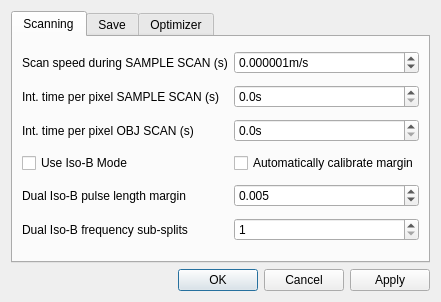
Qt form gui/qafm/ui_qafm_settings.ui (sriharijayaram5/qudi) before a commit.
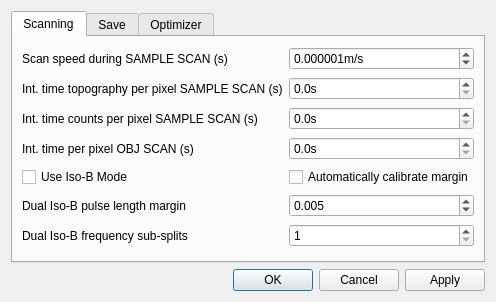
The same form after that commit. Custom widgets are drawn as their Qt base class.

Commit message: Adding of Ratation option for QAFM scans. Adding of arb. pulsed measurement. Clean up and quality of life changes

What changed in the file:
```diff
--- a/gui/qafm/ui_qafm_settings.ui
+++ b/gui/qafm/ui_qafm_settings.ui
@@ -6,7 +6,7 @@
    <rect>
     <x>0</x>
     <y>0</y>
-    <width>437</width>
+    <width>445</width>
     <height>302</height>
    </rect>
   </property>
@@ -33,7 +33,27 @@
        <string>Scanning</string>
       </attribute>
       <layout class="QGridLayout" name="gridLayout_2">
-       <item row="3" column="0">
+       <item row="4" column="1">
+        <widget class="QCheckBox" name="iso_b_autocalibrate_CheckBox">
+         <property name="toolTip">
+          <string>&lt;html&gt;&lt;head/&gt;&lt;body&gt;&lt;p&gt;Use autocalibrate option to directly obtain the pixel clock margin.&lt;br/&gt;Using this option, the pixel clock margin will be determined from the quench scan results. To utilize this option, perform a quench scan with the same integration time settings as the proposed dual iso-B scan.&lt;/p&gt;&lt;/body&gt;&lt;/html&gt;</string>
+         </property>
+         <property name="layoutDirection">
+          <enum>Qt::LeftToRight</enum>
+         </property>
+         <property name="text">
+          <string>Automatically calibrate margin</string>
+         </property>
+        </widget>
+       </item>
+       <item row="5" column="0">
+        <widget class="QLabel" name="n_iso_b_pulse_margin_Label">
+         <property name="text">
+          <string>Dual Iso-B pulse length margin</string>
+         </property>
+        </widget>
+       </item>
+       <item row="4" column="0">
         <widget class="QCheckBox" name="iso_b_operation_CheckBox">
          <property name="toolTip">
           <string>&lt;html&gt;&lt;head/&gt;&lt;body&gt;&lt;p&gt;Enable 'Iso-B' mode, which will extend the QAFM scan.&lt;br/&gt;In this mode you will be able to set in the main window a MW frequency and the MW gain value to apply an MW signal during the QAFM scan. Ideally, you should have measured an ESR spectrum before, to obtain the proper parameters for MW frequency and MW gain. A suggested selection for the MW frequency is at the FWHM (full-width half-maximum) points of one of the ESR resonance peaks from the nitrogen vacancy (i.e. where the slope is maximal).&lt;/p&gt;&lt;/body&gt;&lt;/html&gt;</string>
@@ -46,14 +66,7 @@
          </property>
         </widget>
        </item>
-       <item row="4" column="0">
-        <widget class="QLabel" name="n_iso_b_pulse_margin_Label">
-         <property name="text">
-          <string>Dual Iso-B pulse length margin</string>
-         </property>
-        </widget>
-       </item>
-       <item row="2" column="1">
+       <item row="3" column="1">
         <widget class="ScienDSpinBox" name="int_time_obj_scan_DoubleSpinBox">
          <property name="toolTip">
           <string>&lt;html&gt;&lt;head/&gt;&lt;body&gt;&lt;p&gt;The integration time per pixel for an objective scan. Be aware to choose this number wisely, as it determines your scan speed.&lt;/p&gt;&lt;/body&gt;&lt;/html&gt;</string>
@@ -97,39 +110,7 @@
          </property>
         </widget>
        </item>
-       <item row="3" column="1">
-        <widget class="QCheckBox" name="iso_b_autocalibrate_CheckBox">
-         <property name="toolTip">
-          <string>&lt;html&gt;&lt;head/&gt;&lt;body&gt;&lt;p&gt;Use autocalibrate option to directly obtain the pixel clock margin.&lt;br/&gt;Using this option, the pixel clock margin will be determined from the quench scan results. To utilize this option, perform a quench scan with the same integration time settings as the proposed dual iso-B scan.&lt;/p&gt;&lt;/body&gt;&lt;/html&gt;</string>
-         </property>
-         <property name="layoutDirection">
-          <enum>Qt::LeftToRight</enum>
-         </property>
-         <property name="text">
-          <string>Automatically calibrate margin</string>
-         </property>
-        </widget>
-       </item>
-       <item row="4" column="1">
-        <widget class="QDoubleSpinBox" name="n_iso_b_pulse_margin_DoubleSpinBox">
-         <property name="toolTip">
-          <string>&lt;html&gt;&lt;head/&gt;&lt;body&gt;&lt;p&gt;The fraction of the pixel scan integration time to remain as dead time before the next pixel clock pulse.  This only applies to n-iso-B measurement types&lt;/p&gt;&lt;/body&gt;&lt;/html&gt;</string>
-         </property>
-         <property name="decimals">
-          <number>3</number>
-         </property>
-         <property name="maximum">
-          <double>1.000000000000000</double>
-         </property>
-         <property name="singleStep">
-          <double>0.001000000000000</double>
-         </property>
-         <property name="value">
-          <double>0.005000000000000</double>
-         </property>
-        </widget>
-       </item>
-       <item row="5" column="0">
+       <item row="6" column="0">
         <widget class="QLabel" name="n_iso_b_n_freq_splits_Label">
          <property name="text">
           <string>Dual Iso-B frequency sub-splits</string>
@@ -139,7 +120,7 @@
        <item row="1" column="0">
         <widget class="QLabel" name="label_11">
          <property name="text">
-          <string>Int. time per pixel SAMPLE SCAN (s)</string>
+          <string>Int. time topography per pixel SAMPLE SCAN (s)</string>
          </property>
         </widget>
        </item>
@@ -165,7 +146,7 @@
          </property>
         </widget>
        </item>
-       <item row="2" column="0">
+       <item row="3" column="0">
         <widget class="QLabel" name="label_10">
          <property name="text">
           <string>Int. time per pixel OBJ SCAN (s)</string>
@@ -173,6 +154,32 @@
         </widget>
        </item>
        <item row="5" column="1">
+        <widget class="QDoubleSpinBox" name="n_iso_b_pulse_margin_DoubleSpinBox">
+         <property name="toolTip">
+          <string>&lt;html&gt;&lt;head/&gt;&lt;body&gt;&lt;p&gt;The fraction of the pixel scan integration time to remain as dead time before the next pixel clock pulse.  This only applies to n-iso-B measurement types&lt;/p&gt;&lt;/body&gt;&lt;/html&gt;</string>
+         </property>
+         <property name="decimals">
+          <number>3</number>
+         </property>
+         <property name="maximum">
+          <double>1.000000000000000</double>
+         </property>
+         <property name="singleStep">
+          <double>0.001000000000000</double>
+         </property>
+         <property name="value">
+          <double>0.005000000000000</double>
+         </property>
+        </widget>
+       </item>
+       <item row="0" column="0">
+        <widget class="QLabel" name="label_2">
+         <property name="text">
+          <string>Scan speed during SAMPLE SCAN (s)</string>
+         </property>
+        </widget>
+       </item>
+       <item row="6" column="1">
         <widget class="QSpinBox" name="n_iso_b_n_freq_splits_SpinBox">
          <property name="toolTip">
           <string>&lt;html&gt;&lt;head/&gt;&lt;body&gt;&lt;p&gt;The number of frequency sub-splits used per pixel (1= no splitting).  This only applies to n-iso-B measurement types&lt;/p&gt;&lt;/body&gt;&lt;/html&gt;</string>
@@ -185,10 +192,32 @@
          </property>
         </widget>
        </item>
-       <item row="0" column="0">
-        <widget class="QLabel" name="label_2">
+       <item row="2" column="1">
+        <widget class="ScienDSpinBox" name="int_time_counts_sample_scan_DoubleSpinBox">
+         <property name="toolTip">
+          <string>&lt;html&gt;&lt;head/&gt;&lt;body&gt;&lt;p&gt;The integration time per pixel for a sample scan. &lt;/p&gt;&lt;/body&gt;&lt;/html&gt;</string>
+         </property>
+         <property name="suffix">
+          <string>s</string>
+         </property>
+         <property name="decimals">
+          <number>1</number>
+         </property>
+         <property name="maximum">
+          <double>20.000000000000000</double>
+         </property>
+         <property name="singleStep">
+          <double>0.100000000000000</double>
+         </property>
+         <property name="value">
+          <double>0.000000000000000</double>
+         </property>
+        </widget>
+       </item>
+       <item row="2" column="0">
+        <widget class="QLabel" name="label_12">
          <property name="text">
-          <string>Scan speed during SAMPLE SCAN (s)</string>
+          <string>Int. time counts per pixel SAMPLE SCAN (s)</string>
          </property>
         </widget>
        </item>
```
Left out of the diff: 24 changed lines with no effect on the pictures. The commit also changes 22 other files.
